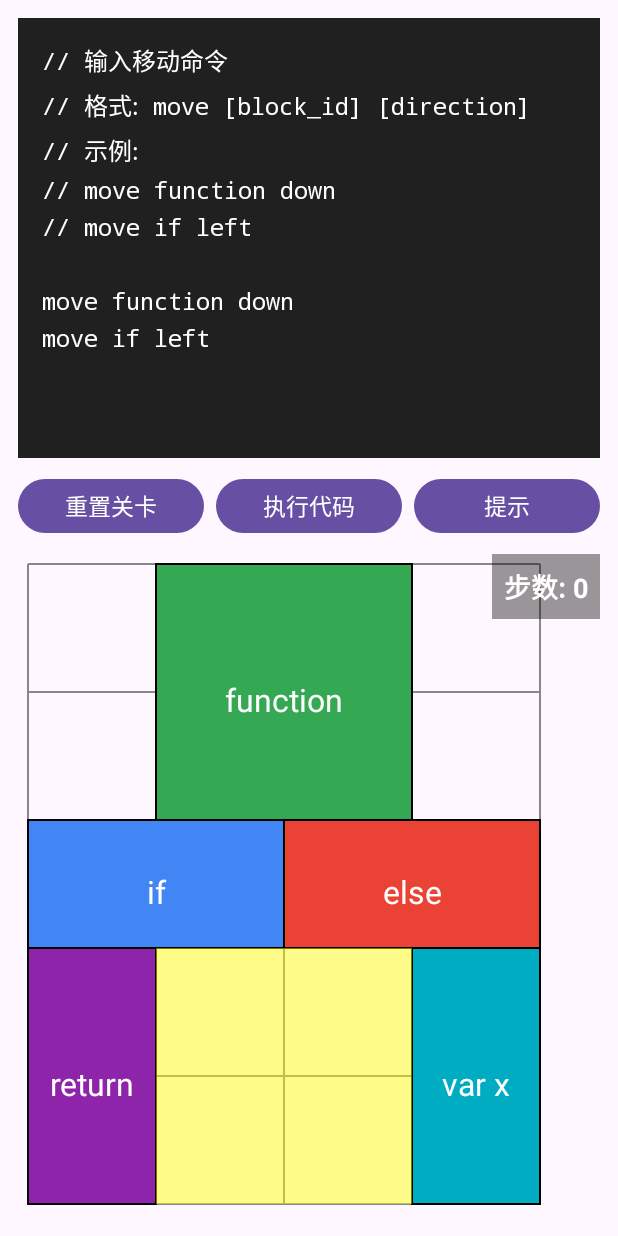
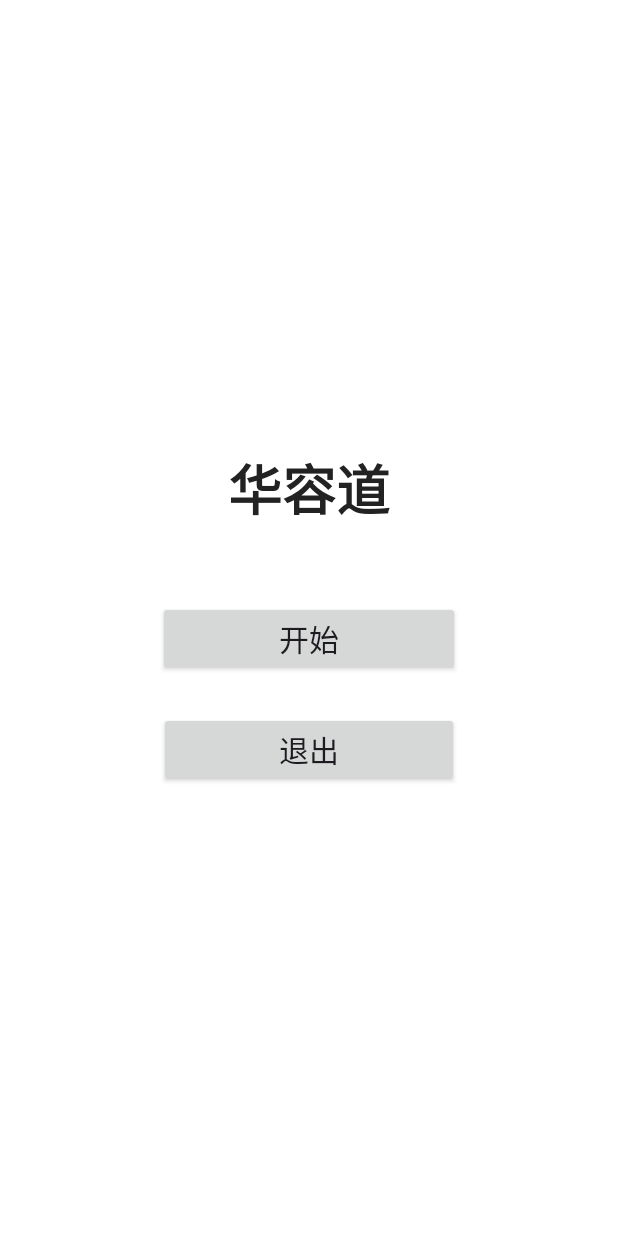
Before and after one commit to YG73/huarongdao, an Android app: the screen it shows after launch (MainActivity before the commit, StartActivity after it), on a phone screen of 412 x 824 dp. Run offline under Robolectric (Android 15) with nearby library versions, the phone set to English and light mode, and no system bars.

Commit message:
添加了启动页面+移动音效

```diff
--- a/app/src/main/AndroidManifest.xml
+++ b/app/src/main/AndroidManifest.xml
@@ -15,6 +15,11 @@
         <activity
             android:name=".MainActivity"
             android:exported="true">
+        </activity>
+
+        <activity
+            android:name=".StartActivity"
+            android:exported="true">
             <intent-filter>
                 <action android:name="android.intent.action.MAIN" />
 
--- a/app/src/main/java/com/example/huarongdao/HuaRongDaoView.java
+++ b/app/src/main/java/com/example/huarongdao/HuaRongDaoView.java
@@ -329,7 +329,7 @@ public class HuaRongDaoView extends View {
     // 播放方块移动音效
     private void playMoveSound() {
         try {
-            android.media.MediaPlayer player = android.media.MediaPlayer.create(getContext(), R.raw.move_sound);
+            android.media.MediaPlayer player = android.media.MediaPlayer.create(getContext(), R.raw.quickslide);
             if (player != null) {
                 player.setOnCompletionListener(mp -> mp.release());
                 player.start();
--- /dev/null
+++ b/app/src/main/java/com/example/huarongdao/StartActivity.java
@@ -0,0 +1,66 @@
+package com.example.huarongdao;
+
+import android.app.Activity;
+import android.content.Intent;
+import android.content.SharedPreferences;
+import android.media.MediaPlayer;
+import android.os.Bundle;
+import android.view.View;
+import android.widget.Button;
+import android.widget.TextView;
+import androidx.appcompat.app.AlertDialog;
+
+public class StartActivity extends Activity {
+    private MediaPlayer bgmPlayer;
+    @Override
+    protected void onCreate(Bundle savedInstanceState) {
+        super.onCreate(savedInstanceState);
+        setContentView(R.layout.activity_start);
+
+        // 首次启动弹窗
+        SharedPreferences prefs = getSharedPreferences("huarongdao_prefs", MODE_PRIVATE);
+        boolean firstLaunch = prefs.getBoolean("first_launch", true);
+        if (firstLaunch) {
+            new AlertDialog.Builder(this)
+                .setTitle(getString(R.string.welcome_title))
+                .setMessage(getString(R.string.welcome_message))
+                .setPositiveButton(getString(R.string.got_it), null)
+                .show();
+            prefs.edit().putBoolean("first_launch", false).apply();
+        }
+
+        Button btnStart = findViewById(R.id.btn_start);
+        Button btnExit = findViewById(R.id.btn_exit);
+
+        btnStart.setOnClickListener(new View.OnClickListener() {
+            @Override
+            public void onClick(View v) {
+                Intent intent = new Intent(StartActivity.this, MainActivity.class);
+                startActivity(intent);
+                finish();
+            }
+        });
+
+        btnExit.setOnClickListener(new View.OnClickListener() {
+            @Override
+            public void onClick(View v) {
+                finishAffinity();
+            }
+        });
+
+        // 启动背景音乐
+        bgmPlayer = MediaPlayer.create(this, R.raw.index);
+        bgmPlayer.setLooping(true);
+        bgmPlayer.start();
+    }
+
+    @Override
+    protected void onDestroy() {
+        super.onDestroy();
+        if (bgmPlayer != null) {
+            bgmPlayer.stop();
+            bgmPlayer.release();
+            bgmPlayer = null;
+        }
+    }
+}
--- /dev/null
+++ b/app/src/main/res/drawable/btn_common.xml
@@ -0,0 +1,4 @@
+<shape xmlns:android="http://schemas.android.com/apk/res/android">
+    <solid android:color="#7C4DFF"/>
+    <corners android:radius="24dp"/>
+</shape>
--- /dev/null
+++ b/app/src/main/res/layout/activity_start.xml
@@ -0,0 +1,34 @@
+<?xml version="1.0" encoding="utf-8"?>
+<LinearLayout xmlns:android="http://schemas.android.com/apk/res/android"
+    android:layout_width="match_parent"
+    android:layout_height="match_parent"
+    android:orientation="vertical"
+    android:gravity="center"
+    android:background="@android:color/white">
+
+    <TextView
+        android:id="@+id/tv_title"
+        android:layout_width="wrap_content"
+        android:layout_height="wrap_content"
+        android:text="华容道"
+        android:textSize="36sp"
+        android:textStyle="bold"
+        android:textColor="#222"
+        android:layout_marginBottom="48dp" />
+
+    <Button
+        android:id="@+id/btn_start"
+        android:layout_width="201dp"
+        android:layout_height="wrap_content"
+        android:layout_marginBottom="24dp"
+        android:text="@string/start_game"
+        android:textSize="20sp" />
+
+    <Button
+        android:id="@+id/btn_exit"
+        android:layout_width="200dp"
+        android:layout_height="wrap_content"
+        android:text="@string/exit"
+        android:textSize="20sp" />
+
+</LinearLayout>
--- a/app/src/main/res/values/strings.xml
+++ b/app/src/main/res/values/strings.xml
@@ -14,4 +14,8 @@
     <string name="level_complete_msg">你用了 %1$d 步完成此关卡</string>
     <string name="next_level">下一关</string>
     <string name="retry">再玩一次</string>
+    <string name="welcome_title">华容道</string>
+    <string name="welcome_message">玩法简介：\n. 目标是将绿色function大方块移动到下方出口。\n. 拖动或滑动方块移动，不能重叠或越界。\n. 可用提示、撤销等功能辅助通关。\n. 祝你玩得开心！</string>
+    <string name="start_game">开始</string>
+    <string name="exit">退出</string>
 </resources>
```
Also changed, not shown: app/src/main/java/com/example/huarongdao/MainActivity.java (+69 -0 lines), app/src/main/res/values/styles.xml (added, +14 -0 lines), 5 other files.
